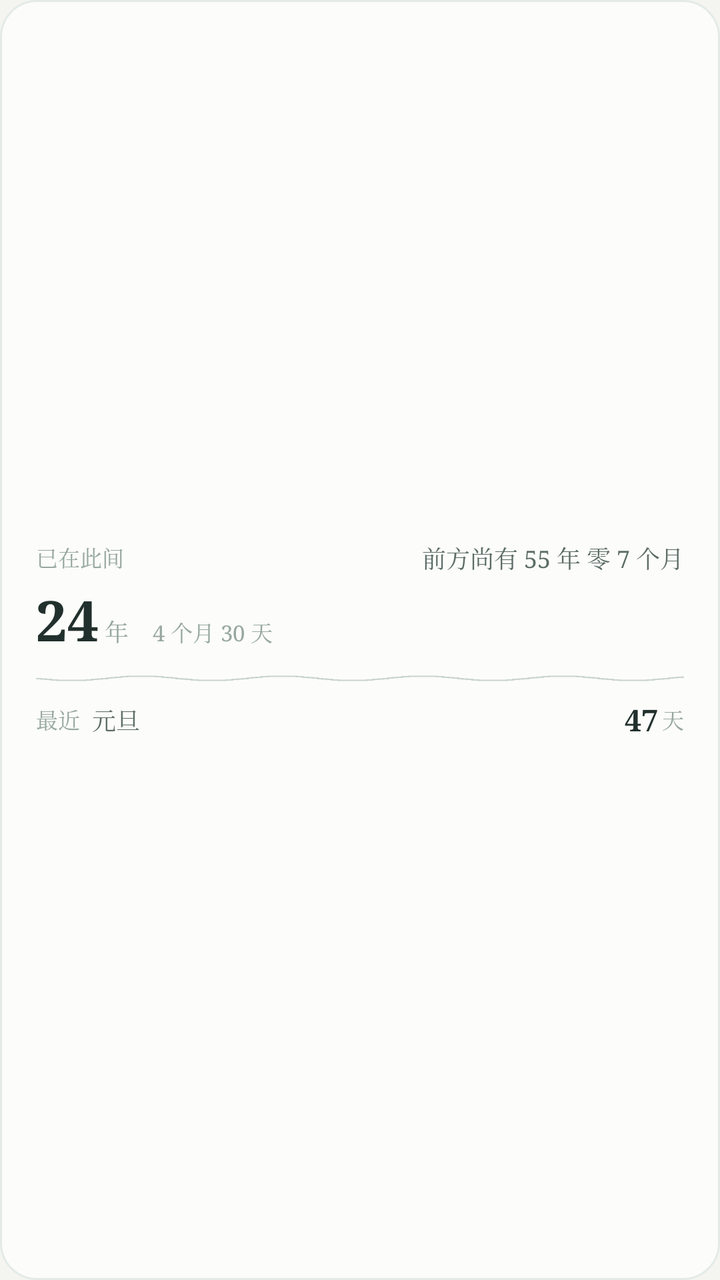
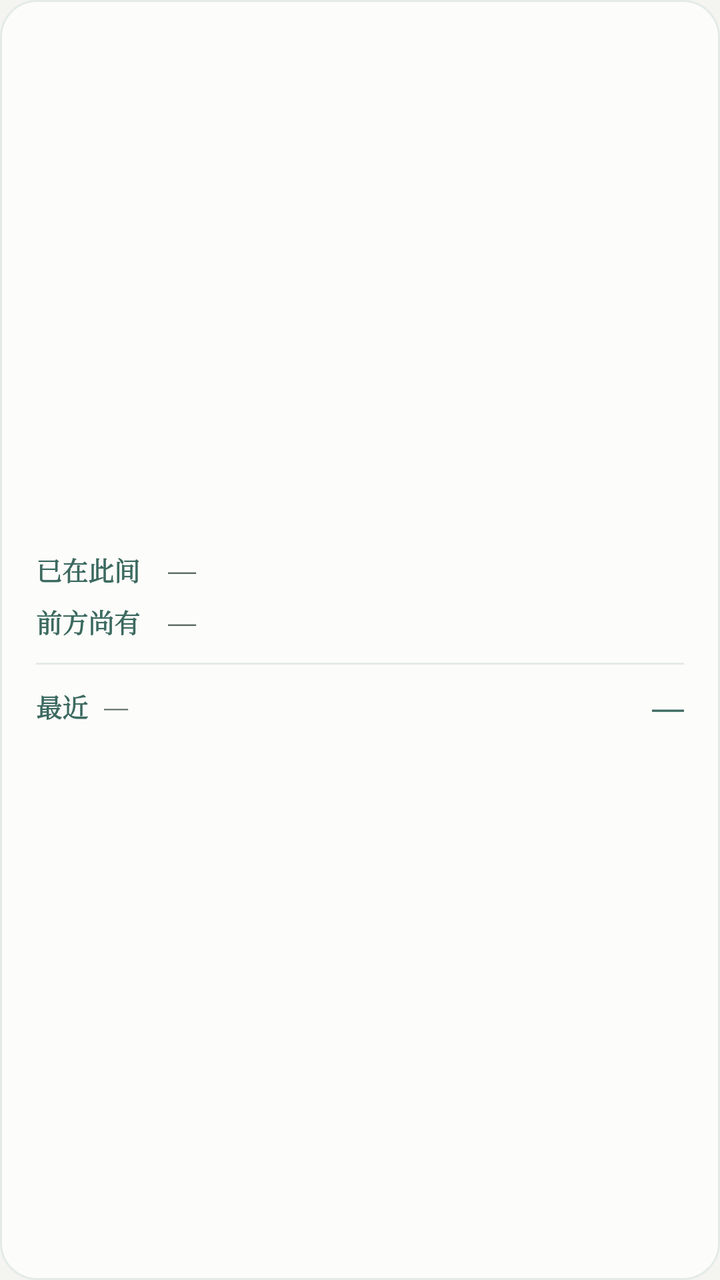

Screens rendered from an Android XML layout before and after an edit, with the pre-edit source and the edit as a unified diff.
<!-- AndroidManifest.xml: application theme AppTheme -->
<!-- res/layout/widget_wide.xml -->
<?xml version="1.0" encoding="utf-8"?>
<LinearLayout xmlns:android="http://schemas.android.com/apk/res/android"
    android:id="@+id/w_root"
    android:layout_width="match_parent"
    android:layout_height="match_parent"
    android:orientation="vertical"
    android:gravity="center_vertical"
    android:background="@drawable/widget_bg_light"
    android:paddingLeft="18dp"
    android:paddingRight="18dp"
    android:paddingTop="10dp"
    android:paddingBottom="10dp">

    
    <LinearLayout
        android:layout_width="match_parent"
        android:layout_height="wrap_content"
        android:orientation="horizontal"
        android:gravity="center_vertical">

        <TextView
            android:id="@+id/w_lbl_lived"
            android:layout_width="wrap_content"
            android:layout_height="wrap_content"
            android:text="已在此间"
            android:textColor="@color/w_label_light"
            android:textSize="11sp"
            android:singleLine="true"
            android:fontFamily="serif" />

        <TextView
            android:id="@+id/w_ahead"
            android:layout_width="0dp"
            android:layout_height="wrap_content"
            android:layout_weight="1"
            android:layout_marginLeft="12dp"
            android:gravity="end"
            android:text="前方尚有 55 年 零 7 个月"
            android:textColor="@color/w_mark_light"
            android:textSize="12sp"
            android:singleLine="true"
            android:ellipsize="end"
            android:fontFamily="serif" />
    </LinearLayout>

    
    <LinearLayout
        android:layout_width="wrap_content"
        android:layout_height="wrap_content"
        android:orientation="horizontal"
        android:baselineAligned="true"
        android:layout_marginTop="3dp">

        <TextView
            android:id="@+id/w_hero_num"
            android:layout_width="wrap_content"
            android:layout_height="wrap_content"
            android:text="24"
            android:textColor="@color/w_hero_light"
            android:textSize="28sp"
            android:textStyle="bold"
            android:fontFamily="serif" />

        <TextView
            android:id="@+id/w_hero_unit"
            android:layout_width="wrap_content"
            android:layout_height="wrap_content"
            android:text="年"
            android:textColor="@color/w_sub_light"
            android:textSize="12sp"
            android:layout_marginLeft="3dp"
            android:fontFamily="serif" />

        <TextView
            android:id="@+id/w_sub"
            android:layout_width="wrap_content"
            android:layout_height="wrap_content"
            android:text="4 个月 30 天"
            android:textColor="@color/w_sub_light"
            android:textSize="11sp"
            android:layout_marginLeft="12dp"
            android:singleLine="true"
            android:fontFamily="serif" />
    </LinearLayout>

    
    <ImageView
        android:id="@+id/w_ripple"
        android:layout_width="match_parent"
        android:layout_height="9dp"
        android:layout_marginTop="6dp"
        android:layout_marginBottom="6dp"
        android:scaleType="fitXY"
        android:src="@drawable/widget_ripple" />

    <View
        android:id="@+id/w_divider"
        android:layout_width="match_parent"
        android:layout_height="1dp"
        android:layout_marginTop="6dp"
        android:layout_marginBottom="6dp"
        android:background="@color/w_line_dark"
        android:visibility="gone" />

    
    <LinearLayout
        android:layout_width="match_parent"
        android:layout_height="wrap_content"
        android:orientation="horizontal"
        android:gravity="center_vertical">

        <TextView
            android:id="@+id/w_mark_lbl"
            android:layout_width="wrap_content"
            android:layout_height="wrap_content"
            android:text="最近"
            android:textColor="@color/w_label_light"
            android:textSize="11sp"
            android:singleLine="true"
            android:fontFamily="serif" />

        <TextView
            android:id="@+id/w_mark_name"
            android:layout_width="0dp"
            android:layout_height="wrap_content"
            android:layout_weight="1"
            android:layout_marginLeft="6dp"
            android:text="元旦"
            android:textColor="@color/w_mark_light"
            android:textSize="12sp"
            android:singleLine="true"
            android:ellipsize="end"
            android:fontFamily="serif" />

        <TextView
            android:id="@+id/w_days_num"
            android:layout_width="wrap_content"
            android:layout_height="wrap_content"
            android:layout_marginLeft="8dp"
            android:text="47"
            android:textColor="@color/w_days_light"
            android:textSize="15sp"
            android:textStyle="bold"
            android:fontFamily="serif" />

        <TextView
            android:id="@+id/w_days_unit"
            android:layout_width="wrap_content"
            android:layout_height="wrap_content"
            android:layout_marginLeft="2dp"
            android:text="天"
            android:textColor="@color/w_sub_light"
            android:textSize="11sp"
            android:fontFamily="serif" />
    </LinearLayout>

</LinearLayout>
<!-- resources referenced by this layout -->
<resources>
  <color name="w_days_light">#22302D</color>
  <color name="w_hero_light">#22302D</color>
  <color name="w_label_light">#97A7A1</color>
  <color name="w_line_dark">#4E5E58</color>
  <color name="w_mark_light">#5C6C67</color>
  <color name="w_sub_light">#97A7A1</color>
  <!-- drawable widget_bg_light (drawable) -->
  <?xml version="1.0" encoding="utf-8"?>
  <shape xmlns:android="http://schemas.android.com/apk/res/android"
      android:shape="rectangle">
      <solid android:color="@color/widget_bg" />
      <stroke
          android:width="1dp"
          android:color="@color/widget_line" />
      <corners android:radius="18dp" />
  </shape>
  <!-- drawable widget_ripple: png bitmap (drawable, 459 bytes) -->
  <style name="AppTheme" parent="android:style/Theme.Material.Light.NoActionBar">
          <item name="android:windowBackground">@color/bg</item>
          <item name="android:statusBarColor">@color/bg</item>
          <item name="android:windowLightStatusBar">true</item>
          <item name="android:navigationBarColor">@color/bg</item>
      </style>
  <color name="widget_bg">#FCFCFA</color>
  <color name="widget_line">#E4EBE7</color>
  <color name="bg">#F4F5F1</color>
</resources>

<!-- the commit's change to res/layout/widget_wide.xml (unified diff, before → after) -->
@@ -4,14 +4,13 @@
     android:layout_width="match_parent"
     android:layout_height="match_parent"
     android:orientation="vertical"
+    android:background="@drawable/widget_bg"
     android:gravity="center_vertical"
-    android:background="@drawable/widget_bg_light"
     android:paddingLeft="18dp"
     android:paddingRight="18dp"
-    android:paddingTop="10dp"
-    android:paddingBottom="10dp">
+    android:paddingTop="14dp"
+    android:paddingBottom="14dp">
 
-    
     <LinearLayout
         android:layout_width="match_parent"
         android:layout_height="wrap_content"
@@ -19,90 +18,67 @@
         android:gravity="center_vertical">
 
         <TextView
-            android:id="@+id/w_lbl_lived"
-            android:layout_width="wrap_content"
+            android:layout_width="58dp"
             android:layout_height="wrap_content"
             android:text="已在此间"
-            android:textColor="@color/w_label_light"
-            android:textSize="11sp"
+            android:textColor="@color/jade"
+            android:textSize="13sp"
+            android:textStyle="bold"
             android:singleLine="true"
             android:fontFamily="serif" />
 
         <TextView
-            android:id="@+id/w_ahead"
+            android:id="@+id/w_lived_val"
             android:layout_width="0dp"
             android:layout_height="wrap_content"
             android:layout_weight="1"
-            android:layout_marginLeft="12dp"
-            android:gravity="end"
-            android:text="前方尚有 55 年 零 7 个月"
-            android:textColor="@color/w_mark_light"
-            android:textSize="12sp"
+            android:layout_marginLeft="8dp"
+            android:text="—"
+            android:textColor="@color/ink2"
+            android:textSize="14sp"
             android:singleLine="true"
             android:ellipsize="end"
             android:fontFamily="serif" />
     </LinearLayout>
 
-    
     <LinearLayout
-        android:layout_width="wrap_content"
+        android:layout_width="match_parent"
         android:layout_height="wrap_content"
         android:orientation="horizontal"
-        android:baselineAligned="true"
-        android:layout_marginTop="3dp">
+        android:gravity="center_vertical"
+        android:layout_marginTop="7dp">
 
         <TextView
-            android:id="@+id/w_hero_num"
-            android:layout_width="wrap_content"
+            android:layout_width="58dp"
             android:layout_height="wrap_content"
-            android:text="24"
-            android:textColor="@color/w_hero_light"
-            android:textSize="28sp"
+            android:text="前方尚有"
+            android:textColor="@color/jade"
+            android:textSize="13sp"
             android:textStyle="bold"
+            android:singleLine="true"
             android:fontFamily="serif" />
 
         <TextView
-            android:id="@+id/w_hero_unit"
-            android:layout_width="wrap_content"
+            android:id="@+id/w_ahead_val"
+            android:layout_width="0dp"
             android:layout_height="wrap_content"
-            android:text="年"
-            android:textColor="@color/w_sub_light"
-            android:textSize="12sp"
-            android:layout_marginLeft="3dp"
-            android:fontFamily="serif" />
-
-        <TextView
-            android:id="@+id/w_sub"
-            android:layout_width="wrap_content"
-            android:layout_height="wrap_content"
-            android:text="4 个月 30 天"
-            android:textColor="@color/w_sub_light"
-            android:textSize="11sp"
-            android:layout_marginLeft="12dp"
+            android:layout_weight="1"
+            android:layout_marginLeft="8dp"
+            android:text="—"
+            android:textColor="@color/ink2"
+            android:textSize="14sp"
             android:singleLine="true"
+            android:ellipsize="end"
             android:fontFamily="serif" />
     </LinearLayout>
 
-    
-    <ImageView
-        android:id="@+id/w_ripple"
-        android:layout_width="match_parent"
-        android:layout_height="9dp"
-        android:layout_marginTop="6dp"
-        android:layout_marginBottom="6dp"
-        android:scaleType="fitXY"
-        android:src="@drawable/widget_ripple" />
-
-    <View
-        android:id="@+id/w_divider"
+    <TextView
         android:layout_width="match_parent"
         android:layout_height="1dp"
-        android:layout_marginTop="6dp"
-        android:layout_marginBottom="6dp"
-        android:background="@color/w_line_dark"
-        android:visibility="gone" />
+        android:layout_marginTop="11dp"
+        android:layout_marginBottom="10dp"
+        android:background="@color/widget_line" />
 
-    
     <LinearLayout
         android:layout_width="match_parent"
         android:layout_height="wrap_content"
@@ -110,12 +86,12 @@
         android:gravity="center_vertical">
 
         <TextView
-            android:id="@+id/w_mark_lbl"
             android:layout_width="wrap_content"
             android:layout_height="wrap_content"
             android:text="最近"
-            android:textColor="@color/w_label_light"
-            android:textSize="11sp"
+            android:textColor="@color/jade"
+            android:textSize="13sp"
+            android:textStyle="bold"
             android:singleLine="true"
             android:fontFamily="serif" />
 
@@ -124,33 +100,24 @@
             android:layout_width="0dp"
             android:layout_height="wrap_content"
             android:layout_weight="1"
-            android:layout_marginLeft="6dp"
-            android:text="元旦"
-            android:textColor="@color/w_mark_light"
+            android:layout_marginLeft="8dp"
+            android:text="—"
+            android:textColor="@color/ink2"
             android:textSize="12sp"
             android:singleLine="true"
             android:ellipsize="end"
             android:fontFamily="serif" />
 
         <TextView
-            android:id="@+id/w_days_num"
+            android:id="@+id/w_mark_days"
             android:layout_width="wrap_content"
             android:layout_height="wrap_content"
-            android:layout_marginLeft="8dp"
-            android:text="47"
-            android:textColor="@color/w_days_light"
-            android:textSize="15sp"
+            android:layout_marginLeft="10dp"
+            android:text="—"
+            android:textColor="@color/jade"
+            android:textSize="16sp"
             android:textStyle="bold"
-            android:fontFamily="serif" />
-
-        <TextView
-            android:id="@+id/w_days_unit"
-            android:layout_width="wrap_content"
-            android:layout_height="wrap_content"
-            android:layout_marginLeft="2dp"
-            android:text="天"
-            android:textColor="@color/w_sub_light"
-            android:textSize="11sp"
+            android:singleLine="true"
             android:fontFamily="serif" />
     </LinearLayout>
 
<!-- resource entries referenced after the edit -->
@@ -1,12 +1,16 @@
 <!-- resources referenced by this layout -->
 <resources>
-  <color name="w_days_light">#22302D</color>
-  <color name="w_hero_light">#22302D</color>
-  <color name="w_label_light">#97A7A1</color>
-  <color name="w_line_dark">#4E5E58</color>
-  <color name="w_mark_light">#5C6C67</color>
-  <color name="w_sub_light">#97A7A1</color>
-  <!-- drawable widget_bg_light (drawable) -->
+  <color name="ink2">#5C6C67</color>
+  <color name="jade">#3C6A60</color>
+  <style name="AppTheme" parent="android:style/Theme.Material.Light.NoActionBar">
+          <item name="android:windowBackground">@color/bg</item>
+          <item name="android:statusBarColor">@color/bg</item>
+          <item name="android:windowLightStatusBar">true</item>
+          <item name="android:navigationBarColor">@color/bg</item>
+      </style>
+  <color name="widget_bg">#FCFCFA</color>
+  <color name="widget_line">#E4EBE7</color>
+  <!-- drawable widget_bg (drawable) -->
   <?xml version="1.0" encoding="utf-8"?>
   <shape xmlns:android="http://schemas.android.com/apk/res/android"
       android:shape="rectangle">
@@ -16,15 +20,6 @@
           android:color="@color/widget_line" />
       <corners android:radius="18dp" />
   </shape>
-  <!-- drawable widget_ripple: png bitmap (drawable, 459 bytes) -->
-  <style name="AppTheme" parent="android:style/Theme.Material.Light.NoActionBar">
-          <item name="android:windowBackground">@color/bg</item>
-          <item name="android:statusBarColor">@color/bg</item>
-          <item name="android:windowLightStatusBar">true</item>
-          <item name="android:navigationBarColor">@color/bg</item>
-      </style>
-  <color name="widget_bg">#FCFCFA</color>
-  <color name="widget_line">#E4EBE7</color>
   <color name="bg">#F4F5F1</color>
 </resources>
 
